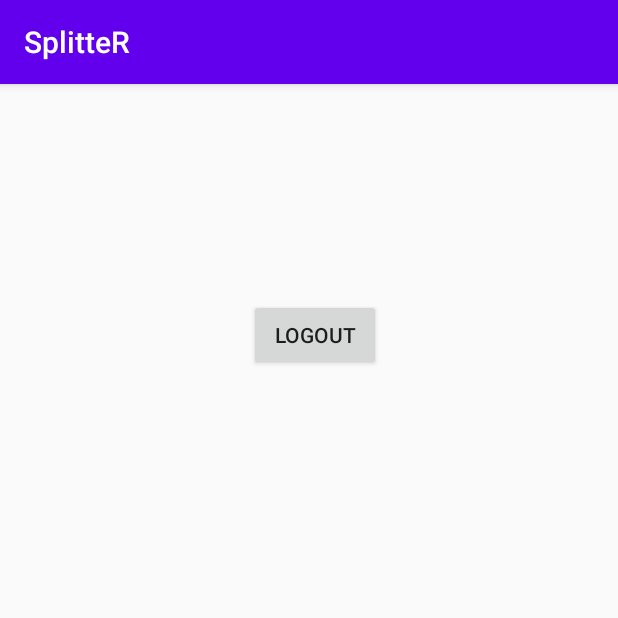
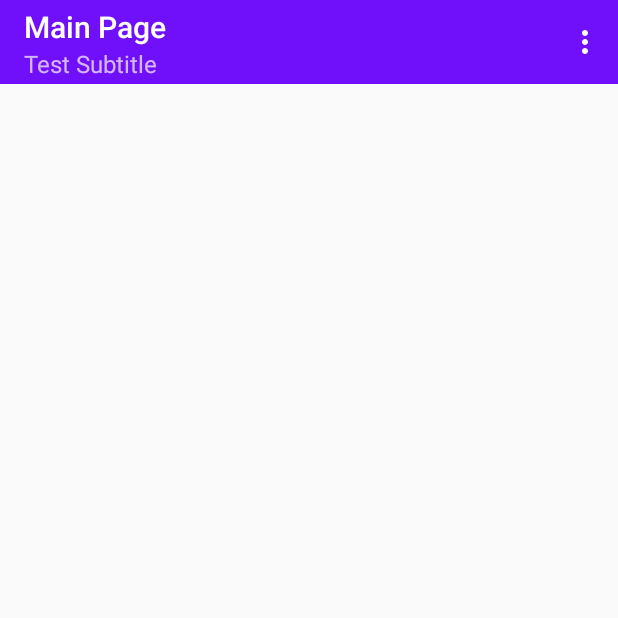
Before and after one commit to OReznyk/SplitteR, an Android app: the screen it shows after launch once a user with an empty profile is signed in (MainActivity), on a phone screen of 412 x 824 dp, the top half of it. Run offline under Robolectric (Android 15) with nearby library versions, the phone set to English and light mode, and no system bars; our stand-ins replace Firebase (no records; nobody signed in at launch, a user with empty details on screens opened directly); Roboto replaces fonts that are not available here; 1 statement that could not run was skipped.

Commit message:
NEW: User model; menu layout(ok) OLD: save user data/email verification/reset password/registration/login/logout/firebase (ok)
ToDo: email verification dependencies(do not continue to main without verification? ), comments; continue app

```diff
--- a/app/build.gradle
+++ b/app/build.gradle
@@ -30,6 +30,8 @@ dependencies {
     implementation 'com.google.firebase:firebase-analytics'
     implementation 'com.google.firebase:firebase-auth:16.0.5'
     implementation 'com.google.firebase:firebase-firestore:17.1.2'
+    implementation 'com.google.android.material:material:1.2.1'
+    implementation 'com.google.firebase:firebase-database:19.3.0'
     testImplementation 'junit:junit:4.12'
     androidTestImplementation 'androidx.test.ext:junit:1.1.1'
     androidTestImplementation 'androidx.test.espresso:espresso-core:3.2.0'
--- a/app/src/main/AndroidManifest.xml
+++ b/app/src/main/AndroidManifest.xml
@@ -11,7 +11,7 @@
         android:roundIcon="@mipmap/ic_launcher_round"
         android:supportsRtl="true"
         android:theme="@style/AppTheme">
-        <activity android:name=".UserAccauntActivity"></activity>
+        <activity android:name=".ProfileActivity"></activity>
         <activity android:name=".Register">
             <intent-filter>
                 <action android:name="android.intent.action.MAIN" />
--- a/app/src/main/java/com/splitter/MainActivity.java
+++ b/app/src/main/java/com/splitter/MainActivity.java
@@ -1,36 +1,87 @@
 package com.splitter;
 
+import androidx.annotation.NonNull;
 import androidx.appcompat.app.AppCompatActivity;
+import androidx.appcompat.widget.Toolbar;
 
 import android.content.Intent;
 import android.os.Bundle;
-import android.view.View;
-import android.widget.Button;
+import android.view.Menu;
+import android.view.MenuItem;
+import android.widget.Toast;
 
 import com.google.firebase.auth.FirebaseAuth;
+import com.google.firebase.auth.FirebaseUser;
+import com.google.firebase.database.DataSnapshot;
+import com.google.firebase.database.DatabaseError;
+import com.google.firebase.database.DatabaseReference;
+import com.google.firebase.database.FirebaseDatabase;
+import com.google.firebase.database.ValueEventListener;
+import com.splitter.Model.User;
 
 public class MainActivity extends AppCompatActivity {
-    Button logoutBtn;
+    private Toolbar toolbar;
+    FirebaseUser fUser;
+    DatabaseReference dbRef;
+
+
     @Override
     protected void onCreate(Bundle savedInstanceState) {
 
         super.onCreate(savedInstanceState);
         setContentView(R.layout.activity_main);
-        logoutBtn = findViewById(R.id.logoutB);
+        //look init
+        initToolbar();
+        //database
+        fUser = FirebaseAuth.getInstance().getCurrentUser();
+        dbRef = FirebaseDatabase.getInstance().getReference("Users").child(fUser.getUid());
+        dbRef.addValueEventListener(new ValueEventListener() {
+            @Override
+            public void onDataChange(@NonNull DataSnapshot snapshot) {
+                User user  = snapshot.getValue(User.class);
+                Toast.makeText(MainActivity.this, "HI, "+user.getName(), Toast.LENGTH_SHORT).show();
+            }
+            //ToDo: handle db error
+            @Override
+            public void onCancelled(@NonNull DatabaseError error) {
 
-        logoutBtn.setOnClickListener(new View.OnClickListener() {
-            @Override
-            public void onClick(View v) {
-                logout(v);
             }
         });
+
+
+
     }
 
-    public void logout(View view){
-        FirebaseAuth.getInstance().signOut();
-        startActivity(new Intent(getApplicationContext(), Login.class));
-        finish();
+    private void initToolbar(){
+        toolbar = findViewById(R.id.main_toolbar);
+        setSupportActionBar(toolbar);
+        if (getSupportActionBar() != null) {
+            getSupportActionBar().setTitle("Main Page");
+        }
+        toolbar.setSubtitle("Test Subtitle");
     }
 
+    @Override
+    public boolean onCreateOptionsMenu(Menu menu){
+        //inflating menu
+        getMenuInflater().inflate(R.menu.main_menu, menu);
+        return super.onCreateOptionsMenu(menu);
+    }
 
+    @Override
+    public boolean onOptionsItemSelected(MenuItem item) {
+        // Handle item selection
+        switch (item.getItemId()) {
+            case R.id.action_logout:
+                FirebaseAuth.getInstance().signOut();
+                startActivity(new Intent(MainActivity.this, Login.class));
+                finish();
+                return true;
+            /*case R.id.:
+
+                return true;*/
+            default:
+                return super.onOptionsItemSelected(item);
+        }
+    }
 }
--- a/app/src/main/res/layout/activity_main.xml
+++ b/app/src/main/res/layout/activity_main.xml
@@ -1,22 +1,20 @@
 <?xml version="1.0" encoding="utf-8"?>
-<androidx.constraintlayout.widget.ConstraintLayout xmlns:android="http://schemas.android.com/apk/res/android"
+<androidx.coordinatorlayout.widget.CoordinatorLayout xmlns:android="http://schemas.android.com/apk/res/android"
+    xmlns:tools="http://schemas.android.com/tools"
     xmlns:app="http://schemas.android.com/apk/res-auto"
-    xmlns:tools="http://schemas.android.com/tools"
+
+
     android:layout_width="match_parent"
-    android:layout_height="match_parent"
-    tools:context=".Register">
+    android:layout_height="match_parent">
 
-    <Button
-        android:id="@+id/logoutB"
-        android:layout_width="wrap_content"
+    <androidx.appcompat.widget.Toolbar
+        android:id="@+id/main_toolbar"
+        android:layout_width="match_parent"
         android:layout_height="wrap_content"
-        android:layout_marginStart="8dp"
-        android:layout_marginTop="8dp"
-        android:text="@string/logout"
-        app:layout_constraintBottom_toBottomOf="parent"
-        app:layout_constraintEnd_toEndOf="parent"
-        app:layout_constraintStart_toStartOf="parent"
-        app:layout_constraintTop_toTopOf="parent"
-        app:layout_constraintVertical_bias="0.19" />
-
-</androidx.constraintlayout.widget.ConstraintLayout>
+        android:background="?attr/colorPrimary"
+        android:minHeight="?attr/actionBarSize"
+        app:popupTheme="@style/ThemeOverlay.AppCompat.Light"
+        app:theme="@style/ThemeOverlay.AppCompat.Dark.ActionBar"
+        app:title="@string/app_name"
+        android:gravity="center"/>
+</androidx.coordinatorlayout.widget.CoordinatorLayout>
--- a/app/src/main/res/layout/activity_user_accaunt.xml
+++ b/app/src/main/res/layout/activity_profile.xml
@@ -4,6 +4,6 @@
     xmlns:tools="http://schemas.android.com/tools"
     android:layout_width="match_parent"
     android:layout_height="match_parent"
-    tools:context=".UserAccauntActivity">
+    tools:context=".ProfileActivity">
 
 </androidx.constraintlayout.widget.ConstraintLayout>
--- /dev/null
+++ b/app/src/main/res/menu/main_menu.xml
@@ -0,0 +1,7 @@
+<?xml version="1.0" encoding="utf-8"?>
+<menu xmlns:android="http://schemas.android.com/apk/res/android"
+    xmlns:app="http://schemas.android.com/apk/res-auto">
+    <item android:id="@+id/action_logout"
+        android:title="Logout"
+        app:showAsAction="never"/>
+</menu>
--- a/app/src/main/res/values/colors.xml
+++ b/app/src/main/res/values/colors.xml
@@ -1,6 +1,6 @@
 <?xml version="1.0" encoding="utf-8"?>
 <resources>
-    <color name="colorPrimary">#6200EE</color>
-    <color name="colorPrimaryDark">#3700B3</color>
-    <color name="colorAccent">#03DAC5</color>
+    <color name="colorPrimary">#700FFA</color>
+    <color name="colorPrimaryDark">#2E0688</color>
+    <color name="colorAccent">#03A393</color>
 </resources>
--- a/app/src/main/res/values/styles.xml
+++ b/app/src/main/res/values/styles.xml
@@ -1,6 +1,6 @@
 <resources>
     <!-- Base application theme. -->
-    <style name="AppTheme" parent="Theme.AppCompat.Light.DarkActionBar">
+    <style name="AppTheme" parent="Theme.AppCompat.Light.NoActionBar">
         <!-- Customize your theme here. -->
         <item name="colorPrimary">@color/colorPrimary</item>
         <item name="colorPrimaryDark">@color/colorPrimaryDark</item>
```
Also changed, not shown: app/src/main/java/com/splitter/Login.java (+43 -26 lines), app/src/main/java/com/splitter/Model/User.java (added, +60 -0 lines), app/src/main/java/com/splitter/ProfileActivity.java (added, +41 -0 lines), app/src/main/java/com/splitter/Register.java (+48 -19 lines), app/src/main/java/com/splitter/UserAccauntActivity.java (deleted, +0 -14 lines).
